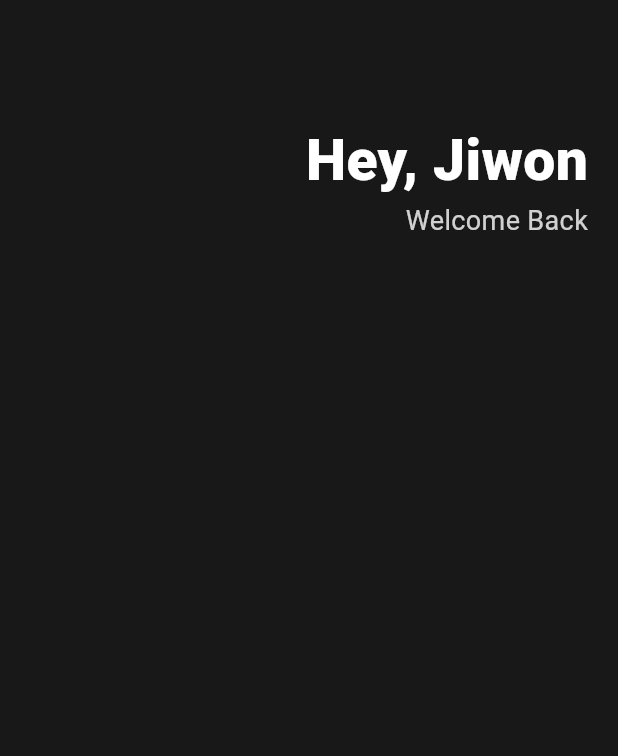
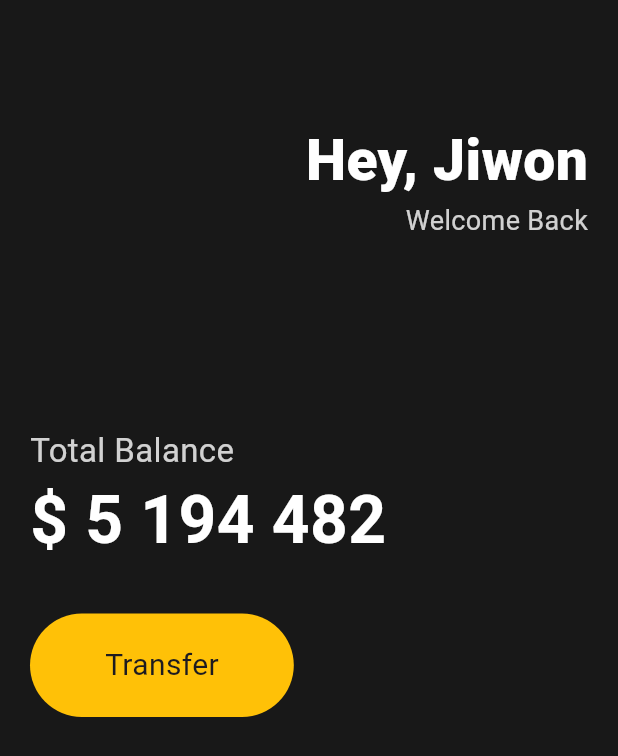
Before and after one commit to kaggle68/flutter_simple_card, a Flutter app: the screen it shows after launch, on a phone screen of 412 x 824 dp. Shown: the top 756 px of the screen. Run offline on Flutter 3.47's test engine with Material 3 defaults, Android fonts, the phone set to English and light mode, and no system bars.

Commit message:
feat: money & transfer text

```diff
--- a/lib/main.dart
+++ b/lib/main.dart
@@ -13,6 +13,7 @@ class App extends StatelessWidget {
         body: Padding(
           padding: const EdgeInsets.symmetric(horizontal: 20),
           child: Column(
+            crossAxisAlignment: CrossAxisAlignment.start,
             children: [
               const SizedBox(height: 80),
               Row(
@@ -39,6 +40,52 @@ class App extends StatelessWidget {
                     ],
                   )
                 ],
+              ),
+              const SizedBox(
+                height: 120,
+              ),
+              const SizedBox(
+                height: 5,
+              ),
+              Text(
+                'Total Balance',
+                style: TextStyle(
+                  fontSize: 22,
+                  color: Colors.white.withOpacity(0.8),
+                ),
+              ),
+              const Text(
+                '\$ 5 194 482',
+                style: TextStyle(
+                  fontSize: 44,
+                  fontWeight: FontWeight.w600,
+                  color: Colors.white,
+                ),
+              ),
+              const SizedBox(
+                height: 30,
+              ),
+              Row(
+                children: [
+                  Container(
+                    decoration: BoxDecoration(
+                      color: Colors.amber,
+                      borderRadius: BorderRadius.circular(45),
+                    ),
+                    child: const Padding(
+                      padding: EdgeInsets.symmetric(
+                        vertical: 20,
+                        horizontal: 50,
+                      ),
+                      child: Text(
+                        'Transfer',
+                        style: TextStyle(
+                          fontSize: 20,
+                        ),
+                      ),
+                    ),
+                  )
+                ],
               )
             ],
           ),
```
